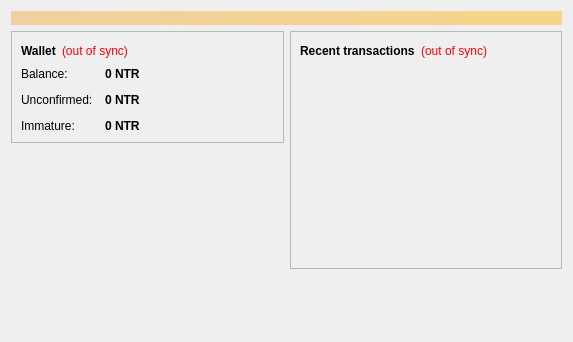
Qt form src/qt/forms/overviewpage.ui (neutrinofoundation/neutrino-digital-currency) before a commit.
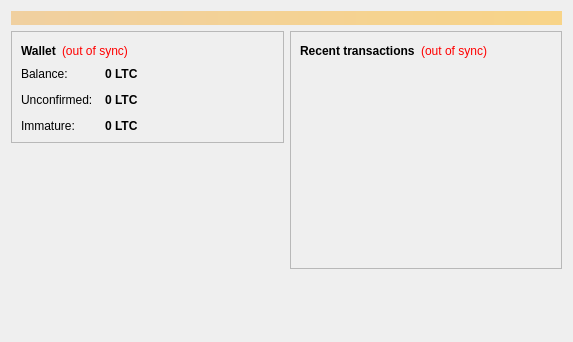
The same form after that commit.

```diff
--- a/src/qt/forms/overviewpage.ui
+++ b/src/qt/forms/overviewpage.ui
@@ -122,7 +122,7 @@
                <string>Your current balance</string>
               </property>
               <property name="text">
-               <string notr="true">0 NTR</string>
+               <string notr="true">0 LTC</string>
               </property>
               <property name="textInteractionFlags">
                <set>Qt::LinksAccessibleByMouse|Qt::TextSelectableByKeyboard|Qt::TextSelectableByMouse</set>
@@ -151,7 +151,7 @@
                <string>Total of transactions that have yet to be confirmed, and do not yet count toward the current balance</string>
               </property>
               <property name="text">
-               <string notr="true">0 NTR</string>
+               <string notr="true">0 LTC</string>
               </property>
               <property name="textInteractionFlags">
                <set>Qt::LinksAccessibleByMouse|Qt::TextSelectableByKeyboard|Qt::TextSelectableByMouse</set>
@@ -177,7 +177,7 @@
                <string>Mined balance that has not yet matured</string>
               </property>
               <property name="text">
-               <string notr="true">0 NTR</string>
+               <string notr="true">0 LTC</string>
               </property>
               <property name="textInteractionFlags">
                <set>Qt::LinksAccessibleByMouse|Qt::TextSelectableByKeyboard|Qt::TextSelectableByMouse</set>
```
Left out of the diff: 4 changed lines with no effect on the pictures.
